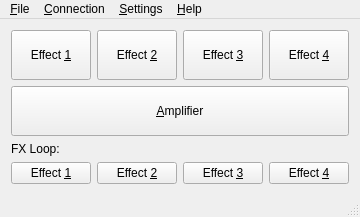
Before: the Qt Designer form src/ui/mainwindow.ui in offa/plug, drawn with Qt 5.
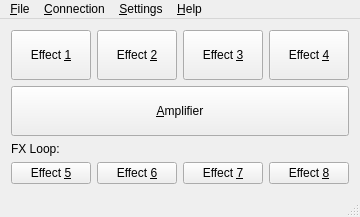
After: the same form once the commit is applied.

Diff of the .ui file:
```diff
--- a/src/ui/mainwindow.ui
+++ b/src/ui/mainwindow.ui
@@ -168,28 +168,28 @@
       <item>
        <widget class="QPushButton" name="FxEffectButton1">
         <property name="text">
-         <string>Effect &amp;1</string>
+         <string>Effect &amp;5</string>
         </property>
        </widget>
       </item>
       <item>
        <widget class="QPushButton" name="FxEffectButton2">
         <property name="text">
-         <string>Effect &amp;2</string>
+         <string>Effect &amp;6</string>
         </property>
        </widget>
       </item>
       <item>
        <widget class="QPushButton" name="FxEffectButton3">
         <property name="text">
-         <string>Effect &amp;3</string>
+         <string>Effect &amp;7</string>
         </property>
        </widget>
       </item>
       <item>
        <widget class="QPushButton" name="FxEffectButton4">
         <property name="text">
-         <string>Effect &amp;4</string>
+         <string>Effect &amp;8</string>
         </property>
        </widget>
       </item>
```
